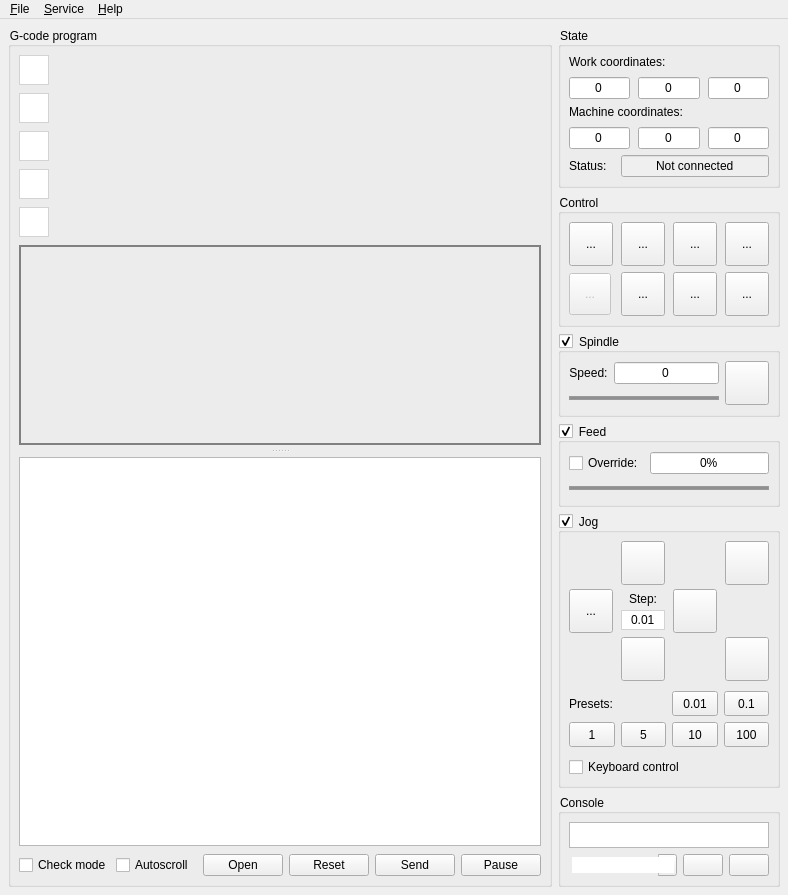
Old version of the form frmmain.ui in the repository Denvi/Candle.
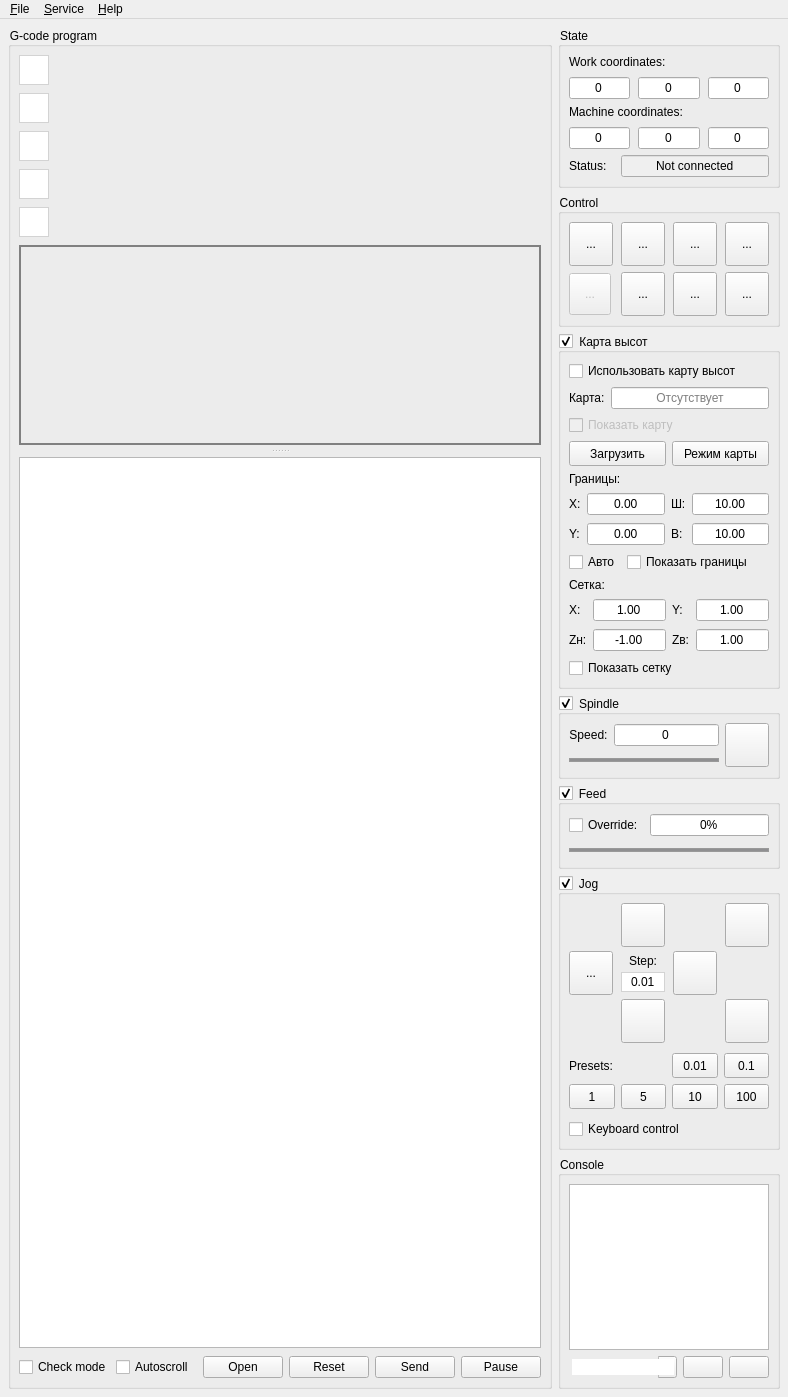
New version of the form. Icons and pictures are not drawn. Custom widgets are drawn as their Qt base class.

Commit message: Height map development begins.

The edit to the form file:
```diff
--- a/frmmain.ui
+++ b/frmmain.ui
@@ -7,7 +7,7 @@
     <x>0</x>
     <y>0</y>
     <width>788</width>
-    <height>891</height>
+    <height>1397</height>
    </rect>
   </property>
   <property name="palette">
@@ -609,7 +609,7 @@
      </widget>
     </item>
     <item>
-     <layout class="QVBoxLayout" name="verticalLayout_2" stretch="1,1,1,0,1,100">
+     <layout class="QVBoxLayout" name="verticalLayout_2" stretch="1,1,0,1,0,1,100">
       <item>
        <widget class="QGroupBox" name="grpState">
         <property name="title">
@@ -1035,6 +1035,487 @@
         </layout>
        </widget>
       </item>
+      <item>
+       <widget class="QGroupBox" name="grpHeightMap">
+        <property name="title">
+         <string>Карта высот</string>
+        </property>
+        <property name="checkable">
+         <bool>true</bool>
+        </property>
+        <layout class="QVBoxLayout" name="verticalLayout_16">
+         <property name="leftMargin">
+          <number>8</number>
+         </property>
+         <property name="topMargin">
+          <number>8</number>
+         </property>
+         <property name="rightMargin">
+          <number>8</number>
+         </property>
+         <property name="bottomMargin">
+          <number>8</number>
+         </property>
+         <item>
+          <widget class="QWidget" name="widgetHeightMap" native="true">
+           <layout class="QVBoxLayout" name="verticalLayout_15">
+            <property name="leftMargin">
+             <number>0</number>
+            </property>
+            <property name="topMargin">
+             <number>0</number>
+            </property>
+            <property name="rightMargin">
+             <number>0</number>
+            </property>
+            <property name="bottomMargin">
+             <number>0</number>
+            </property>
+            <item>
+             <widget class="QCheckBox" name="chkHeightMapUse">
+              <property name="text">
+               <string>Использовать карту высот</string>
+              </property>
+             </widget>
+            </item>
+            <item>
+             <layout class="QHBoxLayout" name="horizontalLayout_22">
+              <item>
+               <widget class="QLabel" name="label_15">
+                <property name="text">
+                 <string>Карта:</string>
+                </property>
+               </widget>
+              </item>
+              <item>
+               <widget class="QLineEdit" name="lineEdit">
+                <property name="text">
+                 <string/>
+                </property>
+                <property name="alignment">
+                 <set>Qt::AlignCenter</set>
+                </property>
+                <property name="readOnly">
+                 <bool>true</bool>
+                </property>
+                <property name="placeholderText">
+                 <string>Отсутствует</string>
+                </property>
+               </widget>
+              </item>
+             </layout>
+            </item>
+            <item>
+             <layout class="QHBoxLayout" name="horizontalLayout_20">
+              <item>
+               <widget class="QCheckBox" name="chkHeightMapShow">
+                <property name="enabled">
+                 <bool>false</bool>
+                </property>
+                <property name="text">
+                 <string>Показать карту</string>
+                </property>
+               </widget>
+              </item>
+              <item>
+               <spacer name="horizontalSpacer_7">
+                <property name="orientation">
+                 <enum>Qt::Horizontal</enum>
+                </property>
+                <property name="sizeHint" stdset="0">
+                 <size>
+                  <width>40</width>
+                  <height>20</height>
+                 </size>
+                </property>
+               </spacer>
+              </item>
+             </layout>
+            </item>
+            <item>
+             <layout class="QHBoxLayout" name="horizontalLayout_21">
+              <item>
+               <widget class="StyledToolButton" name="cmdHeightMapLoad">
+                <property name="sizePolicy">
+                 <sizepolicy hsizetype="Minimum" vsizetype="Fixed">
+                  <horstretch>0</horstretch>
+                  <verstretch>0</verstretch>
+                 </sizepolicy>
+                </property>
+                <property name="minimumSize">
+                 <size>
+                  <width>42</width>
+                  <height>25</height>
+                 </size>
+                </property>
+                <property name="text">
+                 <string>Загрузить</string>
+                </property>
+               </widget>
+              </item>
+              <item>
+               <widget class="StyledToolButton" name="cmdHeightMapMode">
+                <property name="sizePolicy">
+                 <sizepolicy hsizetype="Minimum" vsizetype="Fixed">
+                  <horstretch>0</horstretch>
+                  <verstretch>0</verstretch>
+                 </sizepolicy>
+                </property>
+                <property name="minimumSize">
+                 <size>
+                  <width>42</width>
+                  <height>25</height>
+                 </size>
+                </property>
+                <property name="text">
+                 <string>Режим карты</string>
+                </property>
+                <property name="checkable">
+                 <bool>true</bool>
+                </property>
+               </widget>
+              </item>
+             </layout>
+            </item>
+            <item>
+             <widget class="QWidget" name="widgetHeightMapSettings" native="true">
+              <layout class="QVBoxLayout" name="verticalLayout_17">
+               <property name="leftMargin">
+                <number>0</number>
+               </property>
+               <property name="topMargin">
+                <number>0</number>
+               </property>
+               <property name="rightMargin">
+                <number>0</number>
+               </property>
+               <property name="bottomMargin">
+                <number>0</number>
+               </property>
+               <item>
+                <widget class="QLabel" name="label_5">
+                 <property name="text">
+                  <string>Границы:</string>
+                 </property>
+                </widget>
+               </item>
+               <item>
+                <layout class="QGridLayout" name="gridLayout">
+                 <item row="0" column="3">
+                  <widget class="QDoubleSpinBox" name="txtHeightMapBorderWidth">
+                   <property name="sizePolicy">
+                    <sizepolicy hsizetype="Expanding" vsizetype="Fixed">
+                     <horstretch>0</horstretch>
+                     <verstretch>0</verstretch>
+                    </sizepolicy>
+                   </property>
+                   <property name="alignment">
+                    <set>Qt::AlignCenter</set>
+                   </property>
+                   <property name="buttonSymbols">
+                    <enum>QAbstractSpinBox::NoButtons</enum>
+                   </property>
+                   <property name="minimum">
+                    <double>-999.000000000000000</double>
+                   </property>
+                   <property name="maximum">
+                    <double>999.000000000000000</double>
+                   </property>
+                   <property name="value">
+                    <double>10.000000000000000</double>
+                   </property>
+                  </widget>
+                 </item>
+                 <item row="0" column="0">
+                  <widget class="QLabel" name="label_6">
+                   <property name="text">
+                    <string>X:</string>
+                   </property>
+                  </widget>
+                 </item>
+                 <item row="0" column="1">
+                  <widget class="QDoubleSpinBox" name="txtHeightMapBorderX">
+                   <property name="sizePolicy">
+                    <sizepolicy hsizetype="Expanding" vsizetype="Fixed">
+                     <horstretch>0</horstretch>
+                     <verstretch>0</verstretch>
+                    </sizepolicy>
+                   </property>
+                   <property name="alignment">
+                    <set>Qt::AlignCenter</set>
+                   </property>
+                   <property name="buttonSymbols">
+                    <enum>QAbstractSpinBox::NoButtons</enum>
+                   </property>
+                   <property name="minimum">
+                    <double>-999.000000000000000</double>
+                   </property>
+                   <property name="maximum">
+                    <double>999.000000000000000</double>
+                   </property>
+                  </widget>
+                 </item>
+                 <item row="1" column="0">
+                  <widget class="QLabel" name="label_7">
+                   <property name="text">
+                    <string>Y:</string>
+                   </property>
+                  </widget>
+                 </item>
+                 <item row="1" column="1">
+                  <widget class="QDoubleSpinBox" name="txtHeightMapBorderY">
+                   <property name="sizePolicy">
+                    <sizepolicy hsizetype="Expanding" vsizetype="Fixed">
+                     <horstretch>0</horstretch>
+                     <verstretch>0</verstretch>
+                    </sizepolicy>
+                   </property>
+                   <property name="alignment">
+                    <set>Qt::AlignCenter</set>
+                   </property>
+                   <property name="buttonSymbols">
+                    <enum>QAbstractSpinBox::NoButtons</enum>
+                   </property>
+                   <property name="minimum">
+                    <double>-999.000000000000000</double>
+                   </property>
+                   <property name="maximum">
+                    <double>999.000000000000000</double>
+                   </property>
+                  </widget>
+                 </item>
+                 <item row="0" column="2">
+                  <widget class="QLabel" name="label_8">
+                   <property name="text">
+                    <string>Ш:</string>
+                   </property>
+                  </widget>
+                 </item>
+                 <item row="1" column="3">
+                  <widget class="QDoubleSpinBox" name="txtHeightMapBorderHeight">
+                   <property name="sizePolicy">
+                    <sizepolicy hsizetype="Expanding" vsizetype="Fixed">
+                     <horstretch>0</horstretch>
+                     <verstretch>0</verstretch>
+                    </sizepolicy>
+                   </property>
+                   <property name="alignment">
+                    <set>Qt::AlignCenter</set>
+                   </property>
+                   <property name="buttonSymbols">
+                    <enum>QAbstractSpinBox::NoButtons</enum>
+                   </property>
+                   <property name="minimum">
+                    <double>-999.000000000000000</double>
+                   </property>
+                   <property name="maximum">
+                    <double>999.000000000000000</double>
+                   </property>
+                   <property name="value">
+                    <double>10.000000000000000</double>
+                   </property>
+                  </widget>
+                 </item>
+                 <item row="1" column="2">
+                  <widget class="QLabel" name="label_9">
+                   <property name="text">
+                    <string>В:</string>
+                   </property>
+                  </widget>
+                 </item>
+                </layout>
+               </item>
+               <item>
+                <layout class="QHBoxLayout" name="horizontalLayout_18">
+                 <item>
+                  <widget class="QCheckBox" name="chkHeightMapBorderAuto">
+                   <property name="text">
+                    <string>Авто</string>
+                   </property>
+                  </widget>
+                 </item>
+                 <item>
+                  <widget class="QCheckBox" name="chkHeightMapBorderShow">
+                   <property name="text">
+                    <string>Показать границы</string>
+                   </property>
+                  </widget>
+                 </item>
+                 <item>
+                  <spacer name="horizontalSpacer">
+                   <property name="orientation">
+                    <enum>Qt::Horizontal</enum>
+                   </property>
+                   <property name="sizeHint" stdset="0">
+                    <size>
+                     <width>40</width>
+                     <height>20</height>
+                    </size>
+                   </property>
+                  </spacer>
+                 </item>
+                </layout>
+               </item>
+               <item>
+                <widget class="QLabel" name="label_10">
+                 <property name="text">
+                  <string>Сетка:</string>
+                 </property>
+                </widget>
+               </item>
+               <item>
+                <layout class="QGridLayout" name="gridLayout_4">
+                 <item row="1" column="0">
+                  <widget class="QLabel" name="label_11">
+                   <property name="text">
+                    <string>Zн:</string>
+                   </property>
+                  </widget>
+                 </item>
+                 <item row="0" column="0">
+                  <widget class="QLabel" name="label_12">
+                   <property name="text">
+                    <string>X:</string>
+                   </property>
+                  </widget>
+                 </item>
+                 <item row="1" column="2">
+                  <widget class="QLabel" name="label_14">
+                   <property name="text">
+                    <string>Zв:</string>
+                   </property>
+                  </widget>
+                 </item>
+                 <item row="0" column="1">
+                  <widget class="QDoubleSpinBox" name="txtHeightMapGridX">
+                   <property name="sizePolicy">
+                    <sizepolicy hsizetype="Expanding" vsizetype="Fixed">
+                     <horstretch>0</horstretch>
+                     <verstretch>0</verstretch>
+                    </sizepolicy>
+                   </property>
+                   <property name="alignment">
+                    <set>Qt::AlignCenter</set>
+                   </property>
+                   <property name="buttonSymbols">
+                    <enum>QAbstractSpinBox::NoButtons</enum>
+                   </property>
+                   <property name="value">
+                    <double>1.000000000000000</double>
+                   </property>
+                  </widget>
+                 </item>
+                 <item row="0" column="2">
+                  <widget class="QLabel" name="label_13">
+                   <property name="text">
+                    <string>Y:</string>
+                   </property>
+                  </widget>
+                 </item>
+                 <item row="0" column="3">
+                  <widget class="QDoubleSpinBox" name="txtHeightMapGridY">
+                   <property name="sizePolicy">
+                    <sizepolicy hsizetype="Expanding" vsizetype="Fixed">
+                     <horstretch>0</horstretch>
+                     <verstretch>0</verstretch>
+                    </sizepolicy>
+                   </property>
+                   <property name="alignment">
+                    <set>Qt::AlignCenter</set>
+                   </property>
+                   <property name="buttonSymbols">
+                    <enum>QAbstractSpinBox::NoButtons</enum>
+                   </property>
+                   <property name="value">
+                    <double>1.000000000000000</double>
+                   </property>
+                  </widget>
+                 </item>
+                 <item row="1" column="1">
+                  <widget class="QDoubleSpinBox" name="txtHeightMapGridZBottom">
+                   <property name="sizePolicy">
+                    <sizepolicy hsizetype="Expanding" vsizetype="Fixed">
+                     <horstretch>0</horstretch>
+                     <verstretch>0</verstretch>
+                    </sizepolicy>
+                   </property>
+                   <property name="alignment">
+                    <set>Qt::AlignCenter</set>
+                   </property>
+                   <property name="buttonSymbols">
+                    <enum>QAbstractSpinBox::NoButtons</enum>
+                   </property>
+                   <property name="minimum">
+                    <double>-999.000000000000000</double>
+                   </property>
+                   <property name="maximum">
+                    <double>999.000000000000000</double>
+                   </property>
+                   <property name="value">
+                    <double>-1.000000000000000</double>
+                   </property>
+                  </widget>
+                 </item>
+                 <item row="1" column="3">
+                  <widget class="QDoubleSpinBox" name="txtHeightMapGridZTop">
+                   <property name="sizePolicy">
+                    <sizepolicy hsizetype="Expanding" vsizetype="Fixed">
+                     <horstretch>0</horstretch>
+                     <verstretch>0</verstretch>
+                    </sizepolicy>
+                   </property>
+                   <property name="alignment">
+                    <set>Qt::AlignCenter</set>
+                   </property>
+                   <property name="buttonSymbols">
+                    <enum>QAbstractSpinBox::NoButtons</enum>
+                   </property>
+                   <property name="minimum">
+                    <double>-999.000000000000000</double>
+                   </property>
+                   <property name="maximum">
+                    <double>999.000000000000000</double>
+                   </property>
+                   <property name="value">
+                    <double>1.000000000000000</double>
+                   </property>
+                  </widget>
+                 </item>
+                </layout>
+               </item>
+               <item>
+                <layout class="QHBoxLayout" name="horizontalLayout_19">
+                 <item>
+                  <widget class="QCheckBox" name="chkHeightMapGridShow">
+                   <property name="text">
+                    <string>Показать сетку</string>
+                   </property>
+                  </widget>
+                 </item>
+                 <item>
+                  <spacer name="horizontalSpacer_6">
+                   <property name="orientation">
+                    <enum>Qt::Horizontal</enum>
+                   </property>
+                   <property name="sizeHint" stdset="0">
+                    <size>
+                     <width>40</width>
+                     <height>20</height>
+                    </size>
+                   </property>
+                  </spacer>
+                 </item>
+                </layout>
+               </item>
+              </layout>
+             </widget>
+            </item>
+           </layout>
+          </widget>
+         </item>
+        </layout>
+       </widget>
+      </item>
       <item>
        <widget class="QGroupBox" name="grpSpindle">
         <property name="enabled">
```
Left out of the diff: 106 changed lines with no effect on the pictures. The commit also changes 15 other files.
